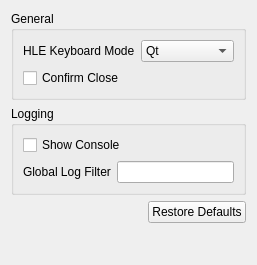
Above: src/citra/configuration/general.ui from Gegopat/citra before the change. Below: the same form after it.
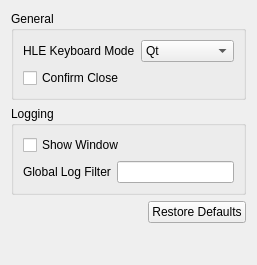
That is the form after the change.

Commit message: qt logging window yay

Patch:
```diff
--- a/src/citra/configuration/general.ui
+++ b/src/citra/configuration/general.ui
@@ -76,7 +76,7 @@
            <string>&lt;html&gt;&lt;head/&gt;&lt;body&gt;&lt;p&gt;If this is disabled and the software keyboard implementation is StdIn, Citra will freeze when a title starts software keyboard.&lt;/p&gt;&lt;/body&gt;&lt;/html&gt;</string>
           </property>
           <property name="text">
-           <string>Show Console</string>
+           <string>Show Window</string>
           </property>
          </widget>
         </item>
```
Left out of the diff: 2 changed lines with no effect on the pictures. The commit also changes 18 other files.
